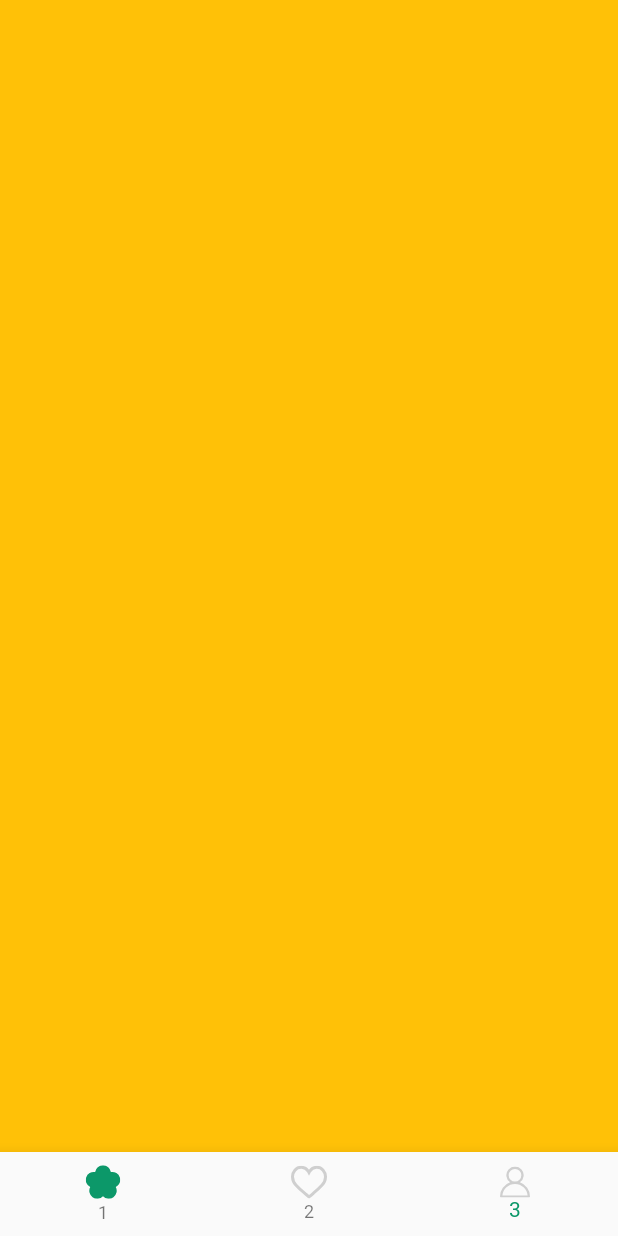
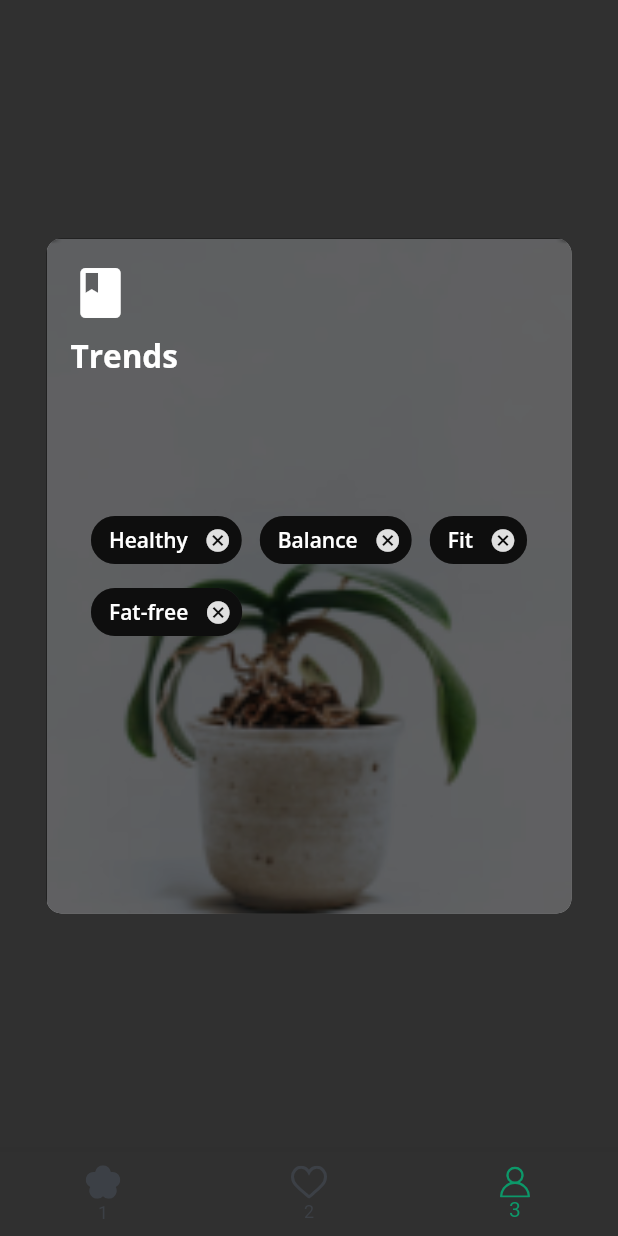
Before and after one commit to Namesiss/flutter_training, a Flutter app: the screen it shows after launch, item 3 of the bottom bar chosen, on a phone screen of 412 x 824 dp. Run offline on Flutter 3.47's test engine with Material 2 defaults, Android fonts, the phone set to English and light mode, and no system bars; our stand-ins replace flutter_svg, google_fonts.

Commit message:
Flutter training

```diff
--- a/lib/components/card1/botombar.dart
+++ b/lib/components/card1/botombar.dart
@@ -12,17 +12,31 @@ class BottomBar extends StatelessWidget {
   }) : super(key: key);
   final Function tap;
   final int currentIndex;
+
   @override
   Widget build(BuildContext context) {
     return BottomNavigationBar(
-      selectedItemColor: kPrimaryColor,
-      currentIndex: currentIndex,
-      onTap: tap,
-      items: <BottomNavigationBarItem>[
-        BottomNavigationBarItem(icon: SvgPicture.asset("assets/icons/flower.svg"), label: "1"),
-        BottomNavigationBarItem(icon: SvgPicture.asset("assets/icons/heart-icon.svg"), label: "2"),
-        BottomNavigationBarItem(icon: SvgPicture.asset("assets/icons/user-icon.svg"), label: "3"),
-      ]
-    );
+        selectedItemColor: kPrimaryColor,
+        unselectedItemColor: kTextColor,
+        currentIndex: currentIndex,
+        onTap: tap,
+        items: <BottomNavigationBarItem>[
+          BottomNavigationBarItem(
+              icon: SvgPicture.asset(
+                "assets/icons/flower.svg",
+                color: currentIndex == 0 ? kPrimaryColor : kTextColor,
+              ),
+              label: "1"),
+          BottomNavigationBarItem(
+              icon: SvgPicture.asset("assets/icons/heart-icon.svg",
+                  color: currentIndex == 1 ? kPrimaryColor : kTextColor
+              ),
+              label: "2"),
+          BottomNavigationBarItem(
+              icon: SvgPicture.asset("assets/icons/user-icon.svg",
+                  color: currentIndex == 2 ? kPrimaryColor : kTextColor
+              ),
+              label: "3"),
+        ]);
   }
 }
--- a/lib/components/card2/card2.dart
+++ b/lib/components/card2/card2.dart
@@ -14,7 +14,7 @@ class Card2 extends StatelessWidget {
           width: 350,
           height: 450,
         ),
-        decoration: BoxDecoration(image: DecorationImage(image: AssetImage('assets/image_1.png'),
+        decoration: BoxDecoration(image: DecorationImage(image: AssetImage('assets/images/image_1.png'),
         fit: BoxFit.cover),
         borderRadius: BorderRadius.all(Radius.circular(10.0)),
         ),
@@ -24,7 +24,7 @@ class Card2 extends StatelessWidget {
             AuthorCard(
               authorName: 'Huynh Huu Loc',
               title: 'Work Harder',
-              imageProvider: AssetImage('assets/image_2.png'),
+              imageProvider: AssetImage('assets/images/image_1.png'),
             ),
             //TODO 4: add Positioned
             Expanded(child: Stack(
--- /dev/null
+++ b/lib/components/card3/card3.dart
@@ -0,0 +1,88 @@
+import 'package:flutter/cupertino.dart';
+import 'package:flutter/material.dart';
+import 'package:flutter_training/components/card2/fooderlich_theme.dart';
+
+class Card3 extends StatelessWidget {
+  const Card3({Key key}) : super(key: key);
+
+  @override
+  Widget build(BuildContext context) {
+    return Center(
+      child: Container(
+        constraints: BoxConstraints.expand(height: 450, width: 350),
+        decoration: BoxDecoration(
+            image: DecorationImage(
+                image: AssetImage('assets/images/image_3.png'),
+                fit: BoxFit.cover),
+          borderRadius: BorderRadius.all(Radius.circular(10)),
+        ),
+        child: Stack(
+          children: <Widget>[
+            //TODO 5
+            Container(
+              decoration: BoxDecoration(
+                color: Colors.black.withOpacity(0.6),
+                borderRadius: BorderRadius.all(Radius.circular(10))
+              ),
+            ),
+            //TODO 6
+            Container(
+              padding: EdgeInsets.all(16),
+              child: Column(
+                crossAxisAlignment: CrossAxisAlignment.start,
+                children: <Widget>[
+                  Icon(Icons.book, color: Colors.white,size: 40,),
+                  SizedBox(height: 8,),
+                  Text('Trends', style:
+                    FooderlichTheme.darkTextTheme.headline2,),
+                  SizedBox(height: 30,)
+                ],
+              ),
+            ),
+            //TODO 7
+            Center(
+              child: Wrap(
+                alignment: WrapAlignment.start,
+                spacing: 12,
+                children: <Widget>[
+                  Chip(
+                    label: Text('Healthy',
+                    style: FooderlichTheme.darkTextTheme.bodyText1,),
+                    backgroundColor: Colors.black.withOpacity(0.7),
+                    onDeleted: () {
+                      print('Deleted');
+                    },
+                  ),
+                  Chip(
+                    label: Text('Balance',
+                      style: FooderlichTheme.darkTextTheme.bodyText1,),
+                    backgroundColor: Colors.black.withOpacity(0.7),
+                    onDeleted: () {
+                      print('Deleted');
+                    },
+                  ),
+                  Chip(
+                    label: Text('Fit',
+                      style: FooderlichTheme.darkTextTheme.bodyText1,),
+                    backgroundColor: Colors.black.withOpacity(0.7),
+                    onDeleted: () {
+                      print('Deleted');
+                    },
+                  ),
+                  Chip(
+                    label: Text('Fat-free',
+                      style: FooderlichTheme.darkTextTheme.bodyText1,),
+                    backgroundColor: Colors.black.withOpacity(0.7),
+                    onDeleted: () {
+                      print('Deleted');
+                    },
+                  )
+                ],
+              ),
+            )
+          ],
+        ),
+      ),
+    );
+  }
+}
--- a/lib/main.dart
+++ b/lib/main.dart
@@ -1,6 +1,8 @@
 import 'package:flutter/material.dart';
 import 'package:flutter_training/components/card1/botombar.dart';
 import 'package:flutter_training/components/card1/homescreen.dart';
+import 'package:flutter_training/components/card2/fooderlich_theme.dart';
+import 'package:flutter_training/components/card3/card3.dart';
 import 'package:flutter_training/constraints.dart';
 
 import 'components/card2/card2.dart';
@@ -16,12 +18,7 @@ class MyApp extends StatelessWidget {
     return MaterialApp(
       debugShowCheckedModeBanner: false,
       title: 'Flutter Demo',
-      theme: ThemeData(
-        scaffoldBackgroundColor: Colors.white,
-        primaryColor: kPrimaryColor,
-        textTheme: Theme.of(context).textTheme.apply(bodyColor: kTextColor),
-        visualDensity:VisualDensity.adaptivePlatformDensity,
-      ),
+      theme: FooderlichTheme.dark(),
       home: MyHomePage(title: 'Flutter Demo Home Page'),
     );
   }
@@ -42,7 +39,7 @@ class _MyHomePageState extends State<MyHomePage> {
   static List<Widget> pages = <Widget>[
     Homescreen(),
     Card2(),
-    Container(color: Colors.amber,)
+    Card3(),
   ];
 
   void _onItemTapped(int index){
```
Also changed, not shown: assets/icons/flower.svg, assets/images/mag1.png (added), assets/images/mag2.png (added), assets/images/mag3.png (added), assets/images/mag4.png (added), assets/images/mag5.png (added).
